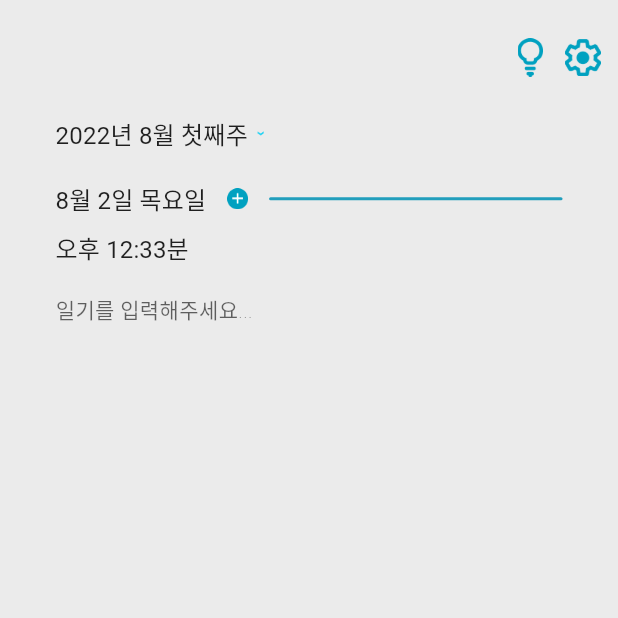
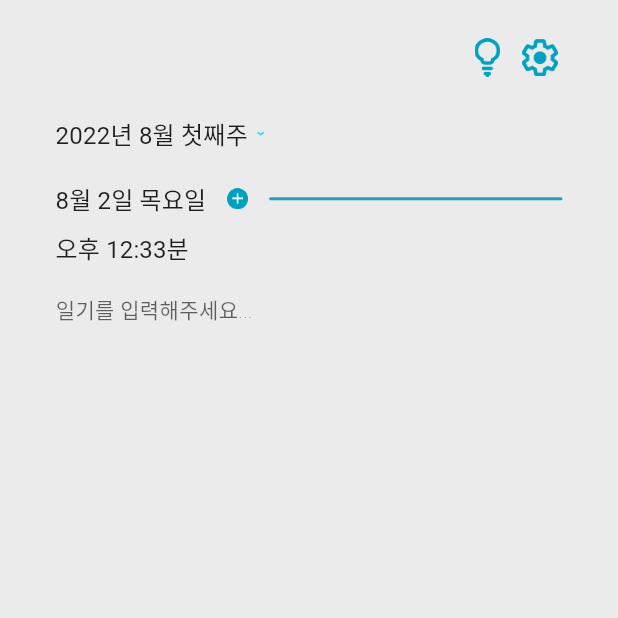
Before and after one commit to on-offf/on_off_flutter, a Flutter app: the screen it shows after launch, after a tap on "작성", on a phone screen of 412 x 824 dp, the top half of it. Run offline on Flutter 3.47's test engine with Material 2 defaults, Android fonts, the phone set to English and light mode, and no system bars; our stand-ins replace carousel_slider, freezed_annotation, sqflite, table_calendar; accounts and stored records are empty; generated files the repository leaves out were written again.

Commit message:
feature: DI setting

```diff
--- a/lib/main.dart
+++ b/lib/main.dart
@@ -1,10 +1,22 @@
 import 'package:flutter/material.dart';
 import 'package:intl/date_symbol_data_local.dart';
+import 'package:on_off/di/provider_setup.dart';
+import 'package:on_off/main_view_model/main_view_model.dart';
 import 'package:on_off/routes.dart';
+import 'package:provider/provider.dart';
 
 void main() async {
+  WidgetsFlutterBinding.ensureInitialized();
+  final providers = await getProviders();
+
   initializeDateFormatting('ko_KR', null);
-  runApp(const MyApp());
+
+  runApp(
+    MultiProvider(
+      providers: providers,
+      child: const MyApp(),
+    ),
+  );
 }
 
 class MyApp extends StatelessWidget {
@@ -12,6 +24,9 @@ class MyApp extends StatelessWidget {
 
   @override
   Widget build(BuildContext context) {
+    final viewModel = context.watch<MainViewModel>();
+    final state = viewModel.state;
+
     return GestureDetector(
       onTap: () {
         FocusManager.instance.primaryFocus?.unfocus();
@@ -20,7 +35,7 @@ class MyApp extends StatelessWidget {
         debugShowCheckedModeBanner: false,
         title: 'ON & OFF',
         theme: ThemeData(
-          primaryColor: Color(0xff219EBC),
+          primaryColor: state.colorConst.getPrimary(),
           canvasColor: Color(0xffebebeb),
         ),
         initialRoute: '/',
--- /dev/null
+++ b/lib/main_view_model/main_state.dart
@@ -0,0 +1,12 @@
+import 'package:freezed_annotation/freezed_annotation.dart';
+import 'package:on_off/constants/color_constants.dart';
+
+part 'main_state.freezed.dart';
+
+@freezed
+class MainState with _$MainState {
+  factory MainState({
+    required ColorConst colorConst,
+  }) = _MainState;
+
+}
--- /dev/null
+++ b/lib/main_view_model/main_view_model.dart
@@ -0,0 +1,17 @@
+import 'package:flutter/material.dart';
+import 'package:on_off/constants/color_constants.dart';
+import 'package:on_off/main_view_model/main_state.dart';
+
+class MainViewModel with ChangeNotifier {
+  MainState _state = MainState(
+      colorConst: OceanMainColor(),
+  );
+
+  MainState get state => _state;
+
+  void _changeMainColor(ColorConst colorConst) {
+    _state = _state.copyWith(colorConst: colorConst);
+    notifyListeners();
+  }
+
+}
--- a/lib/ui/components/off_appbar.dart
+++ b/lib/ui/components/off_appbar.dart
@@ -31,7 +31,7 @@ PreferredSize offAppBar(BuildContext context) {
           ),
         ),
         const SizedBox(
-          width: 11.41,
+          width: 40,
         ),
       ],
       elevation: 0.0,
--- a/lib/ui/off/home/components/off_home_calendar.dart
+++ b/lib/ui/off/home/components/off_home_calendar.dart
@@ -50,7 +50,7 @@ class _OffHomeCalendarState extends State<OffHomeCalendar> {
         fontWeight: FontWeight.w400,
         fontSize: 11,
         height: 1.21,
-        color: Color(0xffFF0000),
+        color: Color(0xff219EBC),
       ),
     );
   }
@@ -78,7 +78,7 @@ class _OffHomeCalendarState extends State<OffHomeCalendar> {
         fontWeight: FontWeight.w400,
         fontSize: 11,
         height: 1.21,
-        color: Color(0xffFF0000),
+        color: Color(0xff219EBC),
       ),
       todayDecoration: BoxDecoration(
         color: Color(0xFF219EBC),
```
Also changed, not shown: lib/di/provider_setup.dart (+12 -12 lines), lib/main_view_model/main_event.dart (added, +9 -0 lines).
